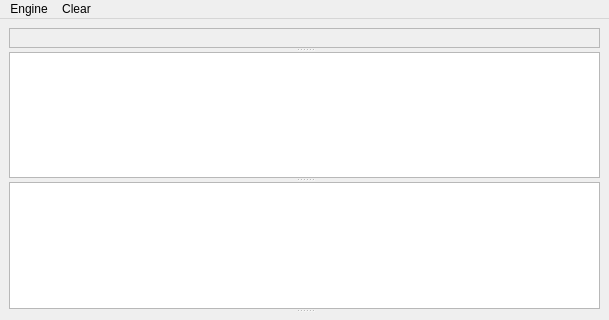
Old version of the form mqt/MqtDataModes/dmmainwindow.ui in the repository Rsclub22/Minos2-Mirror; both pictures show x 0 to 609 and y 0 to 320 of the 609 by 484 pixel window.
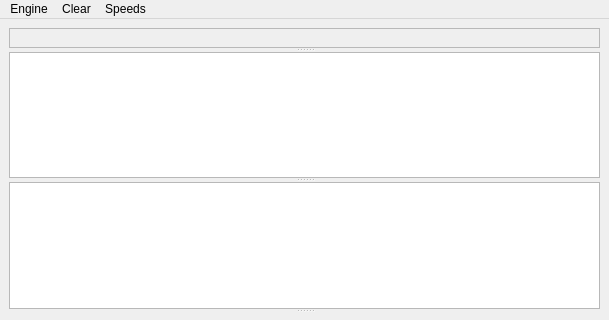
New version of the form. Custom widgets are drawn as their Qt base class.

Diff of the .ui file:
```diff
--- a/mqt/MqtDataModes/dmmainwindow.ui
+++ b/mqt/MqtDataModes/dmmainwindow.ui
@@ -253,8 +253,19 @@
      <string>Clear</string>
     </property>
    </widget>
+   <widget class="QMenu" name="menuSpeeds">
+    <property name="title">
+     <string>Speeds</string>
+    </property>
+    <addaction name="actionBPSK31"/>
+    <addaction name="actionBPSK63"/>
+    <addaction name="separator"/>
+    <addaction name="actionRTTY45"/>
+    <addaction name="actionRTTY75"/>
+   </widget>
    <addaction name="menuEngine"/>
    <addaction name="menuClear"/>
+   <addaction name="menuSpeeds"/>
   </widget>
  </widget>
  <customwidgets>
```
Left out of the diff: 32 changed lines with no effect on the pictures.
